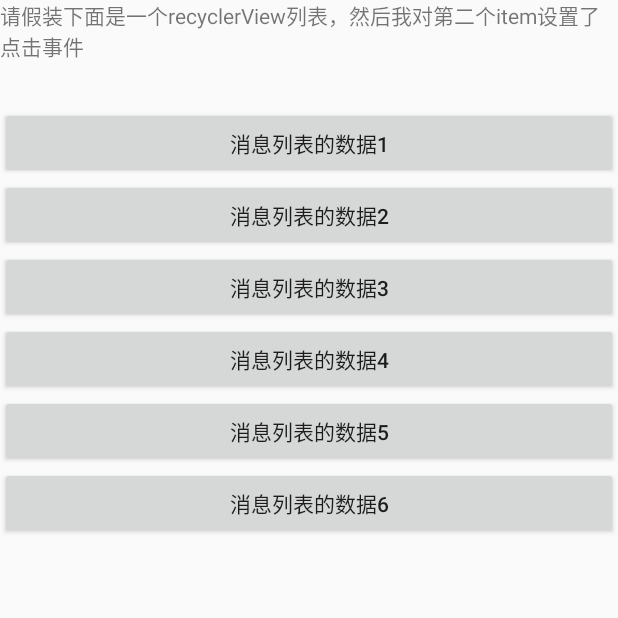
After one commit to yedashen/SwipeFragmentDemo, an Android app: the fragment FirstPagerFragment shown on its own in the app's theme, on a phone screen of 412 x 824 dp, the top half of it. The commit adds this screen. Run offline under Robolectric (Android 15) with nearby library versions, the phone set to English and light mode, and no system bars; our stand-ins replace EventBus; libraries missing offline, so code that uses them is left out: me.yokeyword.eventbusactivityscope, me.yokeyword.fragmentation; 1 statement that could not run was skipped.

Commit message:
知乎的第二个个模块功能全部完毕了。

```diff
--- a/app/src/main/java/shen/da/ye/swipefragmentdemo/zhihu/ZhiHuActivity.java
+++ b/app/src/main/java/shen/da/ye/swipefragmentdemo/zhihu/ZhiHuActivity.java
@@ -12,6 +12,7 @@ import shen.da.ye.swipefragmentdemo.view.BottomBar;
 import shen.da.ye.swipefragmentdemo.view.BottomBarTab;
 import shen.da.ye.swipefragmentdemo.zhihu.event.TabSelectedEvent;
 import shen.da.ye.swipefragmentdemo.zhihu.ui.FirstHomeFragment;
+import shen.da.ye.swipefragmentdemo.zhihu.ui.ViewPagerFragment;
 import shen.da.ye.swipefragmentdemo.zhihu.ui.ZhiHuFirstFragment;
 import shen.da.ye.swipefragmentdemo.zhihu.ui.ZhiHuFourthFragment;
 import shen.da.ye.swipefragmentdemo.zhihu.ui.ZhiHuSecFragment;
@@ -85,7 +86,7 @@ public class ZhiHuActivity extends SupportActivity implements BaseMainFragment.O
                     if (currentFragment instanceof ZhiHuFirstFragment) {
                         currentFragment.popToChild(FirstHomeFragment.class, false);
                     } else if (currentFragment instanceof ZhiHuSecFragment) {
-//                        currentFragment.popToChild(ViewPagerFragment.class, false);
+                        currentFragment.popToChild(ViewPagerFragment.class, false);
                     } else if (currentFragment instanceof ZhiHuThirdFragment) {
 //                        currentFragment.popToChild(ShopFragment.class, false);
                     } else if (currentFragment instanceof ZhiHuFourthFragment) {
--- /dev/null
+++ b/app/src/main/java/shen/da/ye/swipefragmentdemo/zhihu/ui/FirstPagerFragment.java
@@ -0,0 +1,77 @@
+package shen.da.ye.swipefragmentdemo.zhihu.ui;
+
+import android.os.Bundle;
+import android.support.annotation.NonNull;
+import android.support.annotation.Nullable;
+import android.view.LayoutInflater;
+import android.view.View;
+import android.view.ViewGroup;
+import android.widget.Toast;
+
+import org.greenrobot.eventbus.Subscribe;
+
+import me.yokeyword.eventbusactivityscope.EventBusActivityScope;
+import me.yokeyword.fragmentation.SupportFragment;
+import shen.da.ye.swipefragmentdemo.R;
+import shen.da.ye.swipefragmentdemo.wechat.ui.delegate.CycleFragment;
+import shen.da.ye.swipefragmentdemo.zhihu.ZhiHuActivity;
+import shen.da.ye.swipefragmentdemo.zhihu.event.TabSelectedEvent;
+
+/**
+ * @author ChenYe
+ *         created by on 2017/12/14 0014. 14:02
+ **/
+
+public class FirstPagerFragment extends SupportFragment {
+
+    public static FirstPagerFragment newInstance() {
+        Bundle bundle = new Bundle();
+        FirstPagerFragment fragment = new FirstPagerFragment();
+        fragment.setArguments(bundle);
+        return fragment;
+    }
+
+    @Nullable
+    @Override
+    public View onCreateView(@NonNull LayoutInflater inflater, @Nullable ViewGroup container,
+                             @Nullable Bundle savedInstanceState) {
+        View view = inflater.inflate(R.layout.fragment_zhi_hu_first_pager, null);
+        EventBusActivityScope.getDefault(_mActivity).register(this);
+        initView(view);
+        return view;
+    }
+
+    private void initView(View view) {
+        view.findViewById(R.id.first_pager_bt).setOnClickListener(new View.OnClickListener() {
+            @Override
+            public void onClick(View v) {
+                ((SupportFragment) getParentFragment()).start(CycleFragment.newInstance(0));
+            }
+        });
+    }
+
+    @Override
+    public void onDestroyView() {
+        super.onDestroyView();
+        EventBusActivityScope.getDefault(_mActivity).unregister(this);
+    }
+
+    /**
+     * 选择tab事件
+     */
+    @Subscribe
+    public void onTabSelectedEvent(TabSelectedEvent event) {
+        if (event.position != ZhiHuActivity.SECOND) {
+            return;
+        }
+
+        //在这里去获取父fragment(ViewPagerFragment)的viewpager目前的position是不是0，是就可以执行下面的针对
+        //当前fragment的刷新或滚动需求了。其他跟当前fragment同级fragment也是这样
+        int position = ((ViewPagerFragment) getParentFragment()).getCurrentPosition();
+        if (position != 0) {
+            return;
+        }
+
+        Toast.makeText(_mActivity, "可以执行你的代码块了", Toast.LENGTH_SHORT).show();
+    }
+}
--- /dev/null
+++ b/app/src/main/res/layout/fragment_zhi_hu_first_pager.xml
@@ -0,0 +1,43 @@
+<?xml version="1.0" encoding="utf-8"?>
+<LinearLayout xmlns:android="http://schemas.android.com/apk/res/android"
+    android:layout_width="match_parent"
+    android:layout_height="match_parent"
+    android:orientation="vertical">
+
+    <TextView
+        android:layout_width="match_parent"
+        android:layout_height="wrap_content"
+        android:text="请假装下面是一个recyclerView列表，然后我对第二个item设置了点击事件" />
+
+    <Button
+        android:layout_width="match_parent"
+        android:layout_height="wrap_content"
+        android:layout_marginTop="30dp"
+        android:text="消息列表的数据1" />
+
+    <Button
+        android:id="@+id/first_pager_bt"
+        android:layout_width="match_parent"
+        android:layout_height="wrap_content"
+        android:text="消息列表的数据2" />
+
+    <Button
+        android:layout_width="match_parent"
+        android:layout_height="wrap_content"
+        android:text="消息列表的数据3" />
+
+    <Button
+        android:layout_width="match_parent"
+        android:layout_height="wrap_content"
+        android:text="消息列表的数据4" />
+
+    <Button
+        android:layout_width="match_parent"
+        android:layout_height="wrap_content"
+        android:text="消息列表的数据5" />
+
+    <Button
+        android:layout_width="match_parent"
+        android:layout_height="wrap_content"
+        android:text="消息列表的数据6" />
+</LinearLayout>
```
Also changed, not shown: app/src/main/java/shen/da/ye/swipefragmentdemo/zhihu/adapter/ZhiHuPagerFragmentAdapter.java (added, +42 -0 lines), app/src/main/java/shen/da/ye/swipefragmentdemo/zhihu/ui/OtherPagerFragment.java (added, +50 -0 lines), app/src/main/java/shen/da/ye/swipefragmentdemo/zhihu/ui/ViewPagerFragment.java (added, +56 -0 lines), app/src/main/java/shen/da/ye/swipefragmentdemo/zhihu/ui/ZhiHuSecFragment.java (+5 -14 lines), app/src/main/res/layout/fragment_other_pager.xml (added, +14 -0 lines), app/src/main/res/layout/fragment_zhi_hu_sec.xml (+3 -9 lines), app/src/main/res/layout/zhihu_fragment_second_pager.xml (added, +27 -0 lines), app/src/main/res/values/styles.xml (+5 -2 lines).
